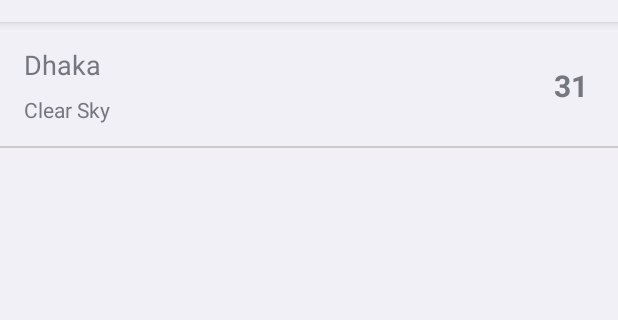
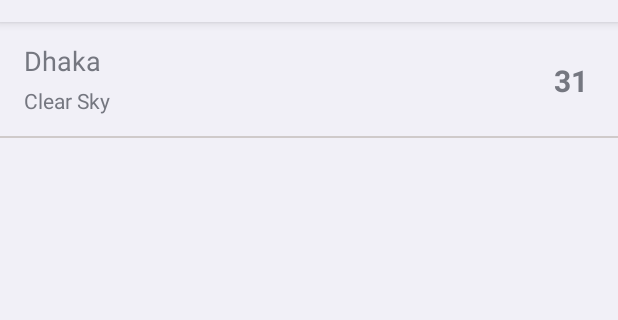
Before and after one commit to Emranul-Islam/WeatherUpdate, an Android app: the layout item_weather.xml on its own in the app's theme, with its tools: preview values and no code run, on a phone screen of 412 x 824 dp, the part 62-382 px from its top. Run offline under Robolectric (Android 15) with nearby library versions, the phone set to English and light mode, and no system bars.

Commit message:
Font change to roboto,worker class re work , back button enable

```diff
--- a/app/src/main/java/com/emranul/weatherupdate/features/details/WeatherDetailsFragment.kt
+++ b/app/src/main/java/com/emranul/weatherupdate/features/details/WeatherDetailsFragment.kt
@@ -14,6 +14,9 @@ import dagger.hilt.android.AndroidEntryPoint
 
 @AndroidEntryPoint
 class WeatherDetailsFragment : BaseFragment<FragmentWeatherDetailsBinding>(R.layout.fragment_weather_details) {
+
+    override val hasToolbar: Boolean = true
+    override val resToolbarId = R.id.toolbar
 
     private val args : WeatherDetailsFragmentArgs by navArgs()
 
@@ -38,4 +41,6 @@ class WeatherDetailsFragment : BaseFragment<FragmentWeatherDetailsBinding>(R.lay
 
     }
 
+
+
 }
--- /dev/null
+++ b/app/src/main/res/drawable/ic_back.xml
@@ -0,0 +1,5 @@
+<vector xmlns:android="http://schemas.android.com/apk/res/android" android:autoMirrored="true" android:height="24dp" android:tint="#FFFFFF" android:viewportHeight="24" android:viewportWidth="24" android:width="24dp">
+
+    <path android:fillColor="@android:color/white" android:pathData="M19,11H7.83l4.88,-4.88c0.39,-0.39 0.39,-1.03 0,-1.42 -0.39,-0.39 -1.02,-0.39 -1.41,0l-6.59,6.59c-0.39,0.39 -0.39,1.02 0,1.41l6.59,6.59c0.39,0.39 1.02,0.39 1.41,0 0.39,-0.39 0.39,-1.02 0,-1.41L7.83,13H19c0.55,0 1,-0.45 1,-1s-0.45,-1 -1,-1z"/>
+
+</vector>
--- a/app/src/main/res/layout/item_weather.xml
+++ b/app/src/main/res/layout/item_weather.xml
@@ -55,8 +55,8 @@
             android:layout_width="wrap_content"
             android:layout_height="wrap_content"
             tools:text="Dhaka"
+            style="@style/Regular_Text_18sp"
             android:text="@{item.name}"
-            android:textSize="18sp"
             app:layout_constraintStart_toStartOf="@id/guideLineStart"
             app:layout_constraintTop_toTopOf="@id/guideLineTop" />
 
@@ -66,6 +66,7 @@
             android:layout_width="wrap_content"
             android:layout_height="wrap_content"
             tools:text="Clear Sky"
+            style="@style/Regular_Text"
             android:text="@{item.weather.main}"
             android:layout_marginTop="8dp"
             app:layout_constraintStart_toStartOf="@id/guideLineStart"
@@ -73,16 +74,6 @@
             app:layout_constraintBottom_toTopOf="@id/guideLineBottom" />
 
 
-        <TextView
-            android:id="@+id/tvUnit"
-            android:layout_width="wrap_content"
-            android:layout_height="wrap_content"
-            android:text=""
-            android:textSize="20sp"
-            android:textStyle="bold"
-            app:layout_constraintEnd_toEndOf="@id/guideLineEnd"
-            app:layout_constraintTop_toTopOf="@id/guideLineTop"
-            app:layout_constraintBottom_toBottomOf="@id/guideLineBottom" />
 
         <TextView
             android:id="@+id/tvTemperature"
@@ -93,7 +84,7 @@
             android:textSize="20sp"
             android:textStyle="bold"
             android:layout_marginEnd="4dp"
-            app:layout_constraintEnd_toStartOf="@id/tvUnit"
+            app:layout_constraintEnd_toEndOf="@id/guideLineEnd"
             app:layout_constraintTop_toTopOf="@id/guideLineTop"
             app:layout_constraintBottom_toBottomOf="@id/guideLineBottom" />
 
--- a/app/src/main/res/values/strings.xml
+++ b/app/src/main/res/values/strings.xml
@@ -2,4 +2,5 @@
     <string name="app_name">WeatherUpdate</string>
     <!-- TODO: Remove or change this placeholder text -->
     <string name="hello_blank_fragment">Hello blank fragment</string>
+    <string name="weather_condition_icon">Weather Condition Icon</string>
 </resources>
--- /dev/null
+++ b/app/src/main/res/values/style.xml
@@ -0,0 +1,29 @@
+<?xml version="1.0" encoding="utf-8"?>
+<resources>
+
+
+    <style name="Regular_Text">
+        <item name="fontFamily">@font/roboto_regular</item>
+        <item name="android:textSize">14sp</item>
+        <item name="android:includeFontPadding">false</item>
+    </style>
+
+    <style name="Regular_Text_18sp">
+        <item name="fontFamily">@font/roboto_regular</item>
+        <item name="android:textSize">18sp</item>
+        <item name="android:includeFontPadding">false</item>
+    </style>
+
+    <style name="Medium_Text_18sp">
+        <item name="fontFamily">@font/roboto_medium</item>
+        <item name="android:textSize">18sp</item>
+        <item name="android:includeFontPadding">false</item>
+    </style>
+    <style name="Medium_Text_28sp">
+        <item name="fontFamily">@font/roboto_medium</item>
+        <item name="android:textSize">28sp</item>
+        <item name="android:includeFontPadding">false</item>
+    </style>
+
+
+</resources>
--- a/app/src/main/res/values/themes.xml
+++ b/app/src/main/res/values/themes.xml
@@ -3,6 +3,8 @@
     <style name="Base.Theme.WeatherUpdate" parent="Theme.Material3.Light.NoActionBar">
         <!-- Customize your light theme here. -->
          <item name="colorPrimary">@color/green</item>
+        <item name="colorControlNormal">@color/white</item>
+        <item name="fontFamily">@font/roboto_regular</item>
     </style>
 
     <style name="Theme.WeatherUpdate" parent="Base.Theme.WeatherUpdate" />
```
Also changed, not shown: app/src/main/java/com/emranul/weatherupdate/MainActivity.kt (+67 -31 lines), app/src/main/java/com/emranul/weatherupdate/core/domain/useCases/DailyWeatherNotifyUseCase.kt (deleted, +0 -92 lines), app/src/main/java/com/emranul/weatherupdate/workManager/WeatherReminderWorker.kt (+22 -18 lines), app/src/main/res/layout/activity_main.xml (+1 -20 lines), app/src/main/res/layout/fragment_home.xml (+43 -20 lines), app/src/main/res/layout/fragment_weather_details.xml (+65 -36 lines), app/src/main/res/font/roboto_medium.ttf (added), app/src/main/res/font/roboto_regular.ttf (added).
